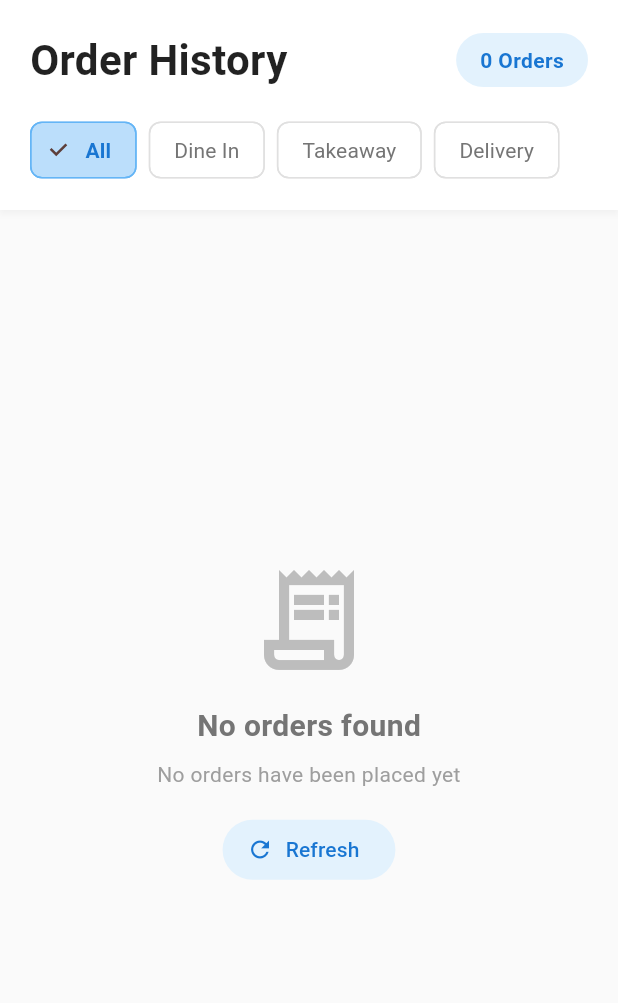
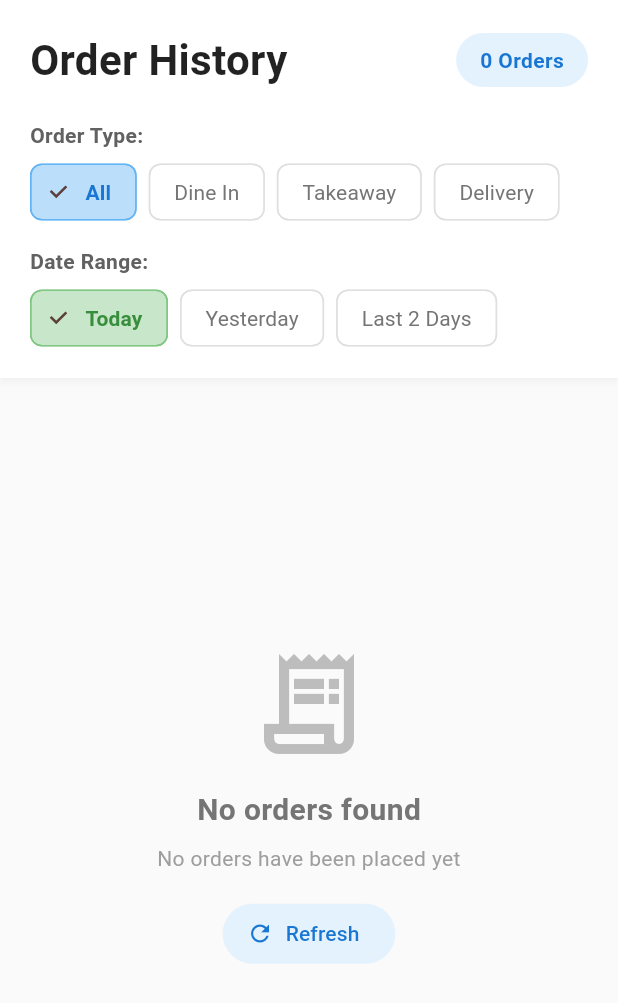
Before and after one commit to nxhettry/POS, a Flutter app: the OrderHistory screen opened directly, on a phone screen of 412 x 824 dp. Shown: the top 1003 px of the screen. Run offline on Flutter 3.47's test engine with Material 3 defaults, Android fonts, the phone set to English and light mode, and no system bars; our stand-ins replace sqflite; accounts and stored records are empty.

Commit message:
created filter based on days in the order history

```diff
--- a/lib/screens/activity/order_history.dart
+++ b/lib/screens/activity/order_history.dart
@@ -13,6 +13,8 @@ class OrderHistory extends StatefulWidget {
 class _OrderHistoryState extends State<OrderHistory> {
   String selectedFilter = "All";
   final List<String> filterOptions = ["All", "Dine In", "Takeaway", "Delivery"];
+  String selectedDateFilter = "Today";
+  final List<String> dateFilterOptions = ["Today", "Yesterday", "Last 2 Days"];
   List<Sales> _allSales = [];
   bool _isLoading = true;
 
@@ -40,10 +42,48 @@ class _OrderHistoryState extends State<OrderHistory> {
   }
 
   List<Sales> get filteredSales {
+    DateTime now = DateTime.now();
+
+    List<Sales> dateFilteredSales;
+    if (selectedDateFilter == "Last 2 Days") {
+      DateTime yesterdayStart = DateTime(now.year, now.month, now.day - 1);
+      DateTime todayEnd = DateTime(now.year, now.month, now.day, 23, 59, 59);
+
+      dateFilteredSales = _allSales.where((sale) {
+        return sale.timestamp.isAfter(yesterdayStart) &&
+            sale.timestamp.isBefore(todayEnd.add(Duration(seconds: 1)));
+      }).toList();
+    } else if (selectedDateFilter == "Yesterday") {
+      DateTime yesterdayStart = DateTime(now.year, now.month, now.day - 1);
+      DateTime yesterdayEnd = DateTime(
+        now.year,
+        now.month,
+        now.day - 1,
+        23,
+        59,
+        59,
+      );
+
+      dateFilteredSales = _allSales.where((sale) {
+        return sale.timestamp.isAfter(yesterdayStart) &&
+            sale.timestamp.isBefore(yesterdayEnd.add(Duration(seconds: 1)));
+      }).toList();
+    } else {
+      DateTime todayStart = DateTime(now.year, now.month, now.day);
+      DateTime todayEnd = DateTime(now.year, now.month, now.day, 23, 59, 59);
+
+      dateFilteredSales = _allSales.where((sale) {
+        return sale.timestamp.isAfter(todayStart) &&
+            sale.timestamp.isBefore(todayEnd.add(Duration(seconds: 1)));
+      }).toList();
+    }
+
     if (selectedFilter == "All") {
-      return _allSales;
+      return dateFilteredSales;
     }
-    return _allSales.where((sale) => sale.orderType == selectedFilter).toList();
+    return dateFilteredSales
+        .where((sale) => sale.orderType == selectedFilter)
+        .toList();
   }
 
   @override
@@ -114,6 +154,19 @@ class _OrderHistoryState extends State<OrderHistory> {
                     ],
                   ),
                   const SizedBox(height: 20),
+                  Row(
+                    children: [
+                      Text(
+                        "Order Type:",
+                        style: TextStyle(
+                          fontSize: 14,
+                          fontWeight: FontWeight.w600,
+                          color: Colors.grey[700],
+                        ),
+                      ),
+                    ],
+                  ),
+                  const SizedBox(height: 8),
                   SizedBox(
                     height: 40,
                     child: ListView.builder(
@@ -145,6 +198,58 @@ class _OrderHistoryState extends State<OrderHistory> {
                             side: BorderSide(
                               color: isSelected
                                   ? Colors.blue[300]!
+                                  : Colors.grey[300]!,
+                            ),
+                          ),
+                        );
+                      },
+                    ),
+                  ),
+                  const SizedBox(height: 16),
+                  Row(
+                    children: [
+                      Text(
+                        "Date Range:",
+                        style: TextStyle(
+                          fontSize: 14,
+                          fontWeight: FontWeight.w600,
+                          color: Colors.grey[700],
+                        ),
+                      ),
+                    ],
+                  ),
+                  const SizedBox(height: 8),
+                  SizedBox(
+                    height: 40,
+                    child: ListView.builder(
+                      scrollDirection: Axis.horizontal,
+                      itemCount: dateFilterOptions.length,
+                      itemBuilder: (context, index) {
+                        final option = dateFilterOptions[index];
+                        final isSelected = selectedDateFilter == option;
+                        return Padding(
+                          padding: const EdgeInsets.only(right: 8),
+                          child: FilterChip(
+                            label: Text(option),
+                            selected: isSelected,
+                            onSelected: (selected) {
+                              setState(() {
+                                selectedDateFilter = option;
+                              });
+                            },
+                            backgroundColor: Colors.white,
+                            selectedColor: Colors.green[100],
+                            labelStyle: TextStyle(
+                              color: isSelected
+                                  ? Colors.green[700]
+                                  : Colors.grey[600],
+                              fontWeight: isSelected
+                                  ? FontWeight.w600
+                                  : FontWeight.normal,
+                            ),
+                            side: BorderSide(
+                              color: isSelected
+                                  ? Colors.green[300]!
                                   : Colors.grey[300]!,
                             ),
                           ),
@@ -194,9 +299,7 @@ class _OrderHistoryState extends State<OrderHistory> {
           Text(
             _isLoading
                 ? "Please wait while we fetch your order history"
-                : selectedFilter == "All"
-                    ? "No orders have been placed yet"
-                    : "No $selectedFilter orders found",
+                : _getEmptyStateMessage(),
             style: TextStyle(fontSize: 14, color: Colors.grey[500]),
             textAlign: TextAlign.center,
           ),
@@ -337,7 +440,7 @@ class _OrderHistoryState extends State<OrderHistory> {
                     color: Colors.orange,
                   ),
                 _buildSummaryRow(
-                  "Tax (${sale.taxRate*100}%)",
+                  "Tax (${sale.taxRate * 100}%)",
                   "₹${sale.tax.toStringAsFixed(2)}",
                 ),
                 const SizedBox(height: 8),
@@ -469,4 +572,31 @@ class _OrderHistoryState extends State<OrderHistory> {
         return Icons.receipt;
     }
   }
+
+  String _getEmptyStateMessage() {
+    String dateMessage;
+    switch (selectedDateFilter) {
+      case "Today":
+        dateMessage = "today";
+        break;
+      case "Yesterday":
+        dateMessage = "yesterday";
+        break;
+      case "Last 2 Days":
+        dateMessage = "in the last 2 days";
+        break;
+      default:
+        dateMessage = "today";
     }
+
+    if (selectedFilter == "All") {
+      return _allSales.isEmpty
+          ? "No orders have been placed yet"
+          : "No orders found $dateMessage";
+    } else {
+      return _allSales.isEmpty
+          ? "No orders have been placed yet"
+          : "No $selectedFilter orders found $dateMessage";
+    }
+  }
+}
```
Lines whose indentation alone changed are shown as unchanged.
